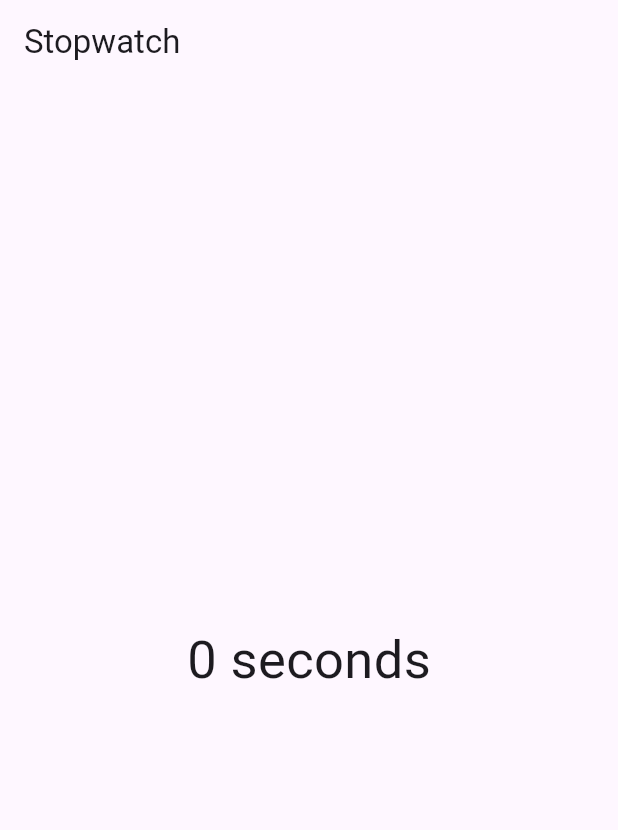
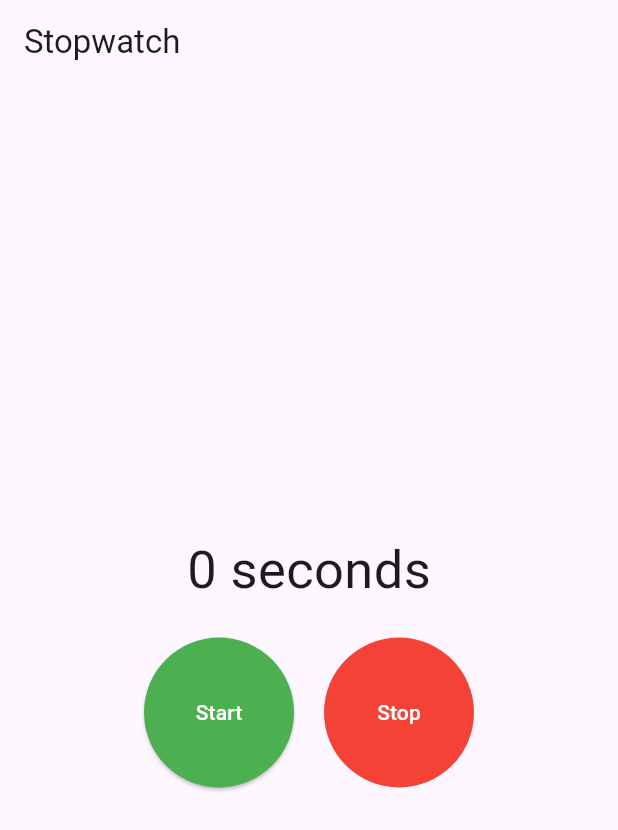
Before and after one commit to pilaabo/stopwatch, a Flutter app: the first screen one second after launch, on a phone screen of 412 x 824 dp. Shown: the top 830 px of the screen. Run offline on Flutter 3.47's test engine with Material 3 defaults, Android fonts, the phone set to English and light mode, and no system bars.

Commit message:
Update stopwatch functionality with start/stop controls; modify SDK version

```diff
--- a/lib/stopwatch.dart
+++ b/lib/stopwatch.dart
@@ -10,16 +10,9 @@ class Stopwatch extends StatefulWidget {
 }
 
 class _StopwatchState extends State<Stopwatch> {
-  late int seconds;
+  late int seconds = 0;
   late Timer timer;
-
-  @override
-  void initState() {
-    super.initState();
-
-    seconds = 0;
-    timer = Timer.periodic(const Duration(seconds: 1), _onTick);
-  }
+  bool isTicking = false;
 
   void _onTick(Timer timer) {
     setState(() {
@@ -29,6 +22,23 @@ class _StopwatchState extends State<Stopwatch> {
 
   String _secondsText() => seconds == 1 ? 'second' : 'seconds';
 
+  void _starTimer() {
+    timer = Timer.periodic(const Duration(seconds: 1), _onTick);
+
+    setState(() {
+      seconds = 0;
+      isTicking = true;
+    });
+  }
+
+  void _stopTimer() {
+    timer.cancel();
+
+    setState(() {
+      isTicking = false;
+    });
+  }
+
   @override
   Widget build(BuildContext context) {
     return Scaffold(
@@ -36,11 +46,39 @@ class _StopwatchState extends State<Stopwatch> {
         title: const Text('Stopwatch'),
       ),
       body: SafeArea(
-        child: Center(
-          child: Text(
-            '$seconds ${_secondsText()}',
-            style: const TextStyle(fontSize: 35),
-          ),
+        child: Column(
+          mainAxisAlignment: MainAxisAlignment.center,
+          spacing: 20,
+          children: [
+            Text(
+              '$seconds ${_secondsText()}',
+              style: const TextStyle(fontSize: 35),
+            ),
+            Row(
+              mainAxisAlignment: MainAxisAlignment.center,
+              spacing: 20,
+              children: [
+                ElevatedButton(
+                  onPressed: isTicking ? null : _starTimer,
+                  style: const ButtonStyle(
+                    fixedSize: WidgetStatePropertyAll(Size(100, 100)),
+                    backgroundColor: WidgetStatePropertyAll(Colors.green),
+                    foregroundColor: WidgetStatePropertyAll(Colors.white),
+                  ),
+                  child: const Text('Start'),
+                ),
+                TextButton(
+                  onPressed: isTicking ? _stopTimer : null,
+                  style: const ButtonStyle(
+                    fixedSize: WidgetStatePropertyAll(Size(100, 100)),
+                    backgroundColor: WidgetStatePropertyAll(Colors.red),
+                    foregroundColor: WidgetStatePropertyAll(Colors.white),
+                  ),
+                  child: const Text('Stop'),
+                )
+              ],
+            )
+          ],
         ),
       ),
     );
--- a/pubspec.yaml
+++ b/pubspec.yaml
@@ -4,7 +4,7 @@ publish_to: 'none'
 version: 0.1.0
 
 environment:
-  sdk: ^3.5.4
+  sdk: ^3.6.0
 
 dependencies:
   flutter:
```
Also changed, not shown: pubspec.lock, 1 other file.
